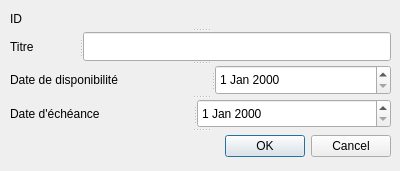
Above: Application/InterfaceGraphique/editionTacheCompositeWindow.ui from Erzrael/LO21 before the change. Below: the same form after it.
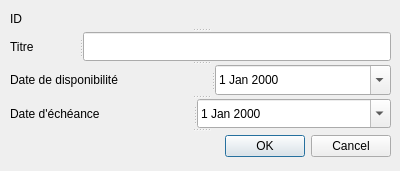
That is the form after the change.

What changed in the file:
```diff
--- a/Application/InterfaceGraphique/editionTacheCompositeWindow.ui
+++ b/Application/InterfaceGraphique/editionTacheCompositeWindow.ui
@@ -50,7 +50,11 @@
       <string>Date de disponibilité</string>
      </property>
     </widget>
-    <widget class="QDateEdit" name="Dispo_Edit"/>
+    <widget class="QDateEdit" name="Dispo_Edit">
+     <property name="calendarPopup">
+      <bool>true</bool>
+     </property>
+    </widget>
    </widget>
    <widget class="QSplitter" name="splitter_4">
     <property name="orientation">
@@ -61,7 +65,11 @@
       <string>Date d'échéance</string>
      </property>
     </widget>
-    <widget class="QDateEdit" name="Echeance_Edit"/>
+    <widget class="QDateEdit" name="Echeance_Edit">
+     <property name="calendarPopup">
+      <bool>true</bool>
+     </property>
+    </widget>
    </widget>
    <widget class="QDialogButtonBox" name="buttonBox">
     <property name="orientation">
```
